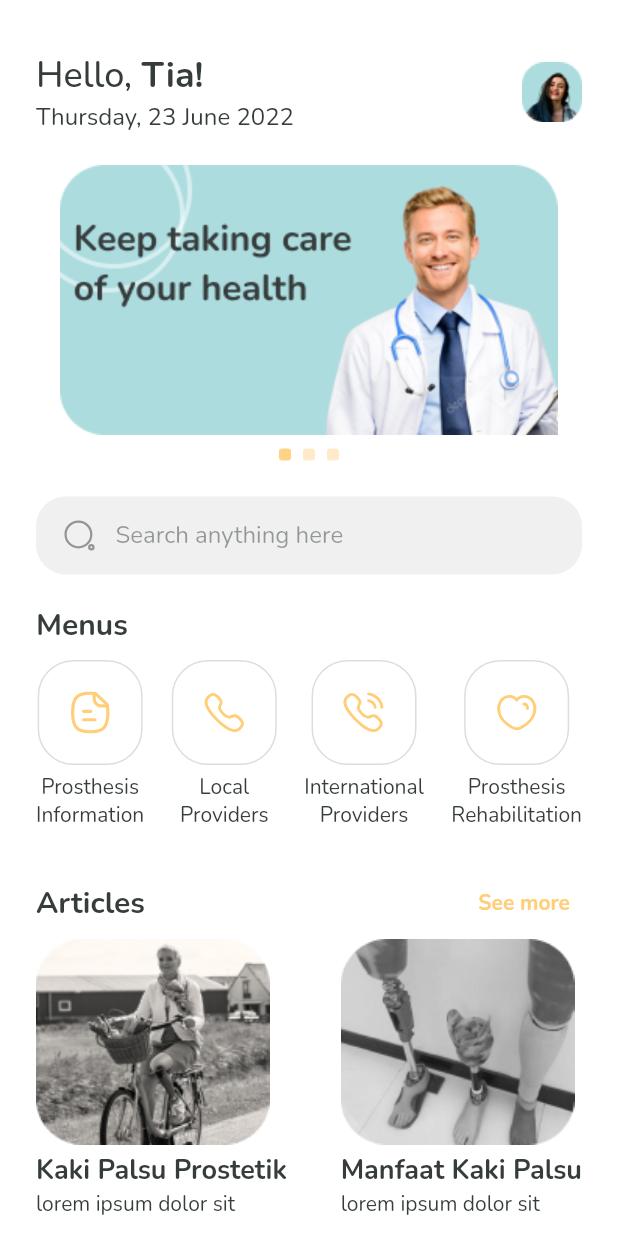
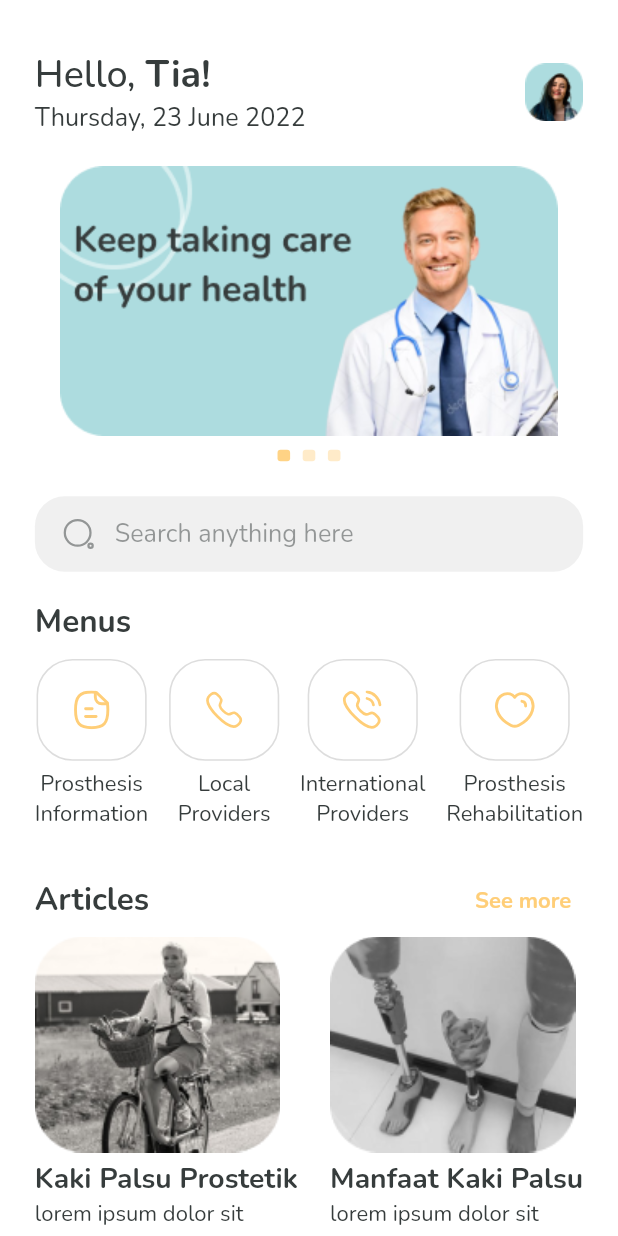
Before and after one commit to dimassap28/Prosthetic, a Flutter app: the screen it shows after launch, on a phone screen of 412 x 824 dp. Run offline on Flutter 3.47's test engine with Material 2 defaults, Android fonts, the phone set to English and light mode, and no system bars; drawn by our look-alikes of carousel_slider; our stand-ins replace flutter_svg, get, getwidget, google_fonts, sizer.

Commit message:
Ui adjusment responsive

```diff
--- a/lib/dashboard.dart
+++ b/lib/dashboard.dart
@@ -1,4 +1,5 @@
 import 'package:flutter/material.dart';
+import 'package:get/get.dart';
 import 'package:prosthesis/international_providers.dart';
 import 'package:prosthesis/local_providers.dart';
 import 'package:prosthesis/login.dart';
@@ -8,7 +9,6 @@ import 'package:prosthesis/theme.dart';
 import 'package:flutter_svg/flutter_svg.dart';
 import 'package:intl/intl.dart';
 import 'package:carousel_slider/carousel_slider.dart';
-// import 'package:sizer/sizer.dart';
 
 void main() {
   runApp(
@@ -31,19 +31,19 @@ class _DashboardState extends State<Dashboard> {
 
   List<Widget> slider = [
     SizedBox(
-      height: 200,
+      height: getHeight(200),
       child: Image.asset(
         "assets/icon/dashboard/slider.png",
       ),
     ),
     SizedBox(
-      height: 200,
+      height: getHeight(200),
       child: Image.asset(
         "assets/icon/dashboard/slider.png",
       ),
     ),
     SizedBox(
-      height: 200,
+      height: getHeight(200),
       child: Image.asset(
         "assets/icon/dashboard/slider.png",
       ),
@@ -65,20 +65,17 @@ class _DashboardState extends State<Dashboard> {
       children: [
         InkWell(
           onTap: () {
-            Navigator.pushReplacement(
-              context,
-              MaterialPageRoute(builder: (context) => widget),
-            );
+            Get.to(Builder(builder: (context) => widget));
           },
           child: Container(
             margin: const EdgeInsets.symmetric(vertical: 5),
             padding: const EdgeInsets.all(20),
-            width: 70,
-            height: 70,
+            width: getWidth(70),
+            height: getHeight(70),
             decoration: BoxDecoration(
               borderRadius: BorderRadius.circular(24),
               border: Border.all(
-                width: 1,
+                width: getWidth(1),
                 color: graycolor,
               ),
             ),
@@ -90,7 +87,8 @@ class _DashboardState extends State<Dashboard> {
         ),
         Text(
           menuTitle,
-          style: blacktTextStyle.copyWith(fontSize: 14, fontWeight: normal),
+          style: blacktTextStyle.copyWith(
+              fontSize: getWidth(14), fontWeight: normal),
           textAlign: TextAlign.center,
         ),
       ],
@@ -108,26 +106,26 @@ class _DashboardState extends State<Dashboard> {
         Center(
           child: Image.asset(
             image,
-            width: 156,
+            width: getWidth(156),
             fit: BoxFit.fitHeight,
           ),
         ),
-        const SizedBox(
-          height: 5,
+        SizedBox(
+          height: getHeight(5),
         ),
         Text(
           title,
           maxLines: 1,
           overflow: TextOverflow.ellipsis,
           style: blacktTextStyle.copyWith(
-            fontSize: 18,
+            fontSize: getWidth(18),
             fontWeight: bold,
           ),
         ),
         Text(
           subtitle,
           style: blacktTextStyle.copyWith(
-            fontSize: 14,
+            fontSize: getWidth(14),
             fontWeight: normal,
           ),
         ),
@@ -142,8 +140,8 @@ class _DashboardState extends State<Dashboard> {
       backgroundColor: whitecolor,
       body: SafeArea(
         child: Container(
-          margin: const EdgeInsets.only(top: 10),
-          padding: const EdgeInsets.all(24),
+          margin: EdgeInsets.only(top: getHeight(10)),
+          padding: EdgeInsets.all(getHeight(24)),
           child: Column(
             crossAxisAlignment: CrossAxisAlignment.start,
             children: [
@@ -157,14 +155,14 @@ class _DashboardState extends State<Dashboard> {
                           Text(
                             "Hello, ",
                             style: blacktTextStyle.copyWith(
-                              fontSize: 24,
+                              fontSize: getWidth(24),
                               fontWeight: medium,
                             ),
                           ),
                           Text(
                             "$name!",
                             style: blacktTextStyle.copyWith(
-                              fontSize: 24,
+                              fontSize: getWidth(24),
                               fontWeight: bold,
                             ),
                           ),
@@ -172,30 +170,25 @@ class _DashboardState extends State<Dashboard> {
                       ),
                       Text(
                         printDate,
-                        style: blacktTextStyle.copyWith(fontSize: 16),
+                        style: blacktTextStyle.copyWith(fontSize: getWidth(16)),
                       )
                     ],
                   ),
                   const Spacer(),
                   InkWell(
                     onTap: () {
-                      Navigator.pushReplacement(
-                        context,
-                        MaterialPageRoute(
-                          builder: (context) => const Login(),
-                        ),
-                      );
+                      Get.to(() => const Login());
                     },
                     child: Image.asset(
                       "assets/icon/dashboard/profile.png",
-                      height: 40,
+                      height: getHeight(40),
                       fit: BoxFit.cover,
                     ),
                   )
                 ],
               ),
-              const SizedBox(
-                height: 20,
+              SizedBox(
+                height: getHeight(20),
               ),
               CarouselSlider(
                 items: slider,
@@ -221,10 +214,10 @@ class _DashboardState extends State<Dashboard> {
                     return GestureDetector(
                       onTap: () => _controller.animateToPage(entry.key),
                       child: Container(
-                        width: 8,
-                        height: 8,
-                        margin: const EdgeInsets.symmetric(
-                            vertical: 8.0, horizontal: 4.0),
+                        width: getWidth(8),
+                        height: getHeight(8),
+                        margin: EdgeInsets.symmetric(
+                            vertical: getHeight(8), horizontal: getWidth(4)),
                         decoration: BoxDecoration(
                           shape: BoxShape.rectangle,
                           borderRadius: BorderRadius.circular(2),
@@ -239,12 +232,12 @@ class _DashboardState extends State<Dashboard> {
                   },
                 ).toList(),
               ),
-              const SizedBox(
-                height: 16,
+              SizedBox(
+                height: getHeight(16),
               ),
               Container(
-                padding: const EdgeInsets.symmetric(horizontal: 5),
-                height: 52,
+                padding: EdgeInsets.symmetric(horizontal: getWidth(5)),
+                height: getHeight(52),
                 decoration: BoxDecoration(
                   color: const Color(0xFFF0F0F0),
                   borderRadius: BorderRadius.circular(20),
@@ -252,12 +245,12 @@ class _DashboardState extends State<Dashboard> {
                 child: Center(
                   child: TextField(
                     maxLines: 1,
-                    style: blacktTextStyle.copyWith(fontSize: 16),
+                    style: blacktTextStyle.copyWith(fontSize: getWidth(16)),
                     textAlignVertical: TextAlignVertical.center,
                     decoration: InputDecoration(
                       filled: false,
                       prefixIcon: Padding(
-                        padding: const EdgeInsets.symmetric(vertical: 14),
+                        padding: EdgeInsets.symmetric(vertical: getHeight(14)),
                         child: SvgPicture.asset(
                           "assets/icon/dashboard/Search.svg",
                           color: const Color.fromRGBO(54, 60, 60, 0.5),
@@ -280,18 +273,18 @@ class _DashboardState extends State<Dashboard> {
                   ),
                 ),
               ),
-              const SizedBox(
-                height: 20,
+              SizedBox(
+                height: getHeight(20),
               ),
               Text(
                 "Menus",
                 style: blacktTextStyle.copyWith(
-                  fontSize: 20,
+                  fontSize: getWidth(20),
                   fontWeight: bold,
                 ),
               ),
               Container(
-                margin: const EdgeInsets.symmetric(vertical: 5),
+                margin: EdgeInsets.symmetric(vertical: getHeight(5)),
                 child: Row(
                   children: [
                     menus(
@@ -303,13 +296,13 @@ class _DashboardState extends State<Dashboard> {
                     menus(
                       image: "assets/icon/dashboard/Call.svg",
                       menuTitle: "Local\nProviders",
-                      widget: const localProviders(),
+                      widget: const LocalProviders(),
                     ),
                     const Spacer(),
                     menus(
                       image: "assets/icon/dashboard/Calling.svg",
                       menuTitle: "International\nProviders",
-                      widget: const interProviders(),
+                      widget: const InterProviders(),
                     ),
                     const Spacer(),
                     menus(
@@ -320,15 +313,15 @@ class _DashboardState extends State<Dashboard> {
                   ],
                 ),
               ),
-              const SizedBox(
-                height: 20,
+              SizedBox(
+                height: getHeight(20),
               ),
               Row(
                 children: [
                   Text(
                     "Articles",
                     style: blacktTextStyle.copyWith(
-                      fontSize: 20,
+                      fontSize: getWidth(20),
                       fontWeight: bold,
                     ),
                   ),
@@ -338,7 +331,7 @@ class _DashboardState extends State<Dashboard> {
                     child: Text(
                       "See more",
                       style: orangetTextStyle.copyWith(
-                        fontSize: 14,
+                        fontSize: getWidth(14),
                         fontWeight: bold,
                       ),
                     ),
--- a/lib/main.dart
+++ b/lib/main.dart
@@ -1,7 +1,6 @@
 import 'package:flutter/material.dart';
+import 'package:get/get.dart';
 import 'package:prosthesis/dashboard.dart';
-import 'package:sizer/sizer.dart';
-// import 'package:google_fonts/google_fonts.dart';
 
 void main() {
   runApp(const MyApp());
@@ -12,11 +11,10 @@ class MyApp extends StatelessWidget {
 
   @override
   Widget build(BuildContext context) {
-    return Sizer(builder: (context, orientation, deviceType) {
-      return const MaterialApp(
-        debugShowCheckedModeBanner: false,
-        home: Dashboard(),
-      );
-    });
+    return GetMaterialApp(
+      debugShowCheckedModeBanner: false,
+      theme: ThemeData(fontFamily: 'Nunito'),
+      home: const Dashboard(),
+    );
   }
 }
--- a/lib/theme.dart
+++ b/lib/theme.dart
@@ -1,4 +1,5 @@
 import 'package:flutter/material.dart';
+import 'package:get/get.dart';
 import 'package:google_fonts/google_fonts.dart';
 
 // Colors
@@ -29,3 +30,13 @@ FontWeight semibold = FontWeight.w600;
 FontWeight bold = FontWeight.w700;
 FontWeight extrabold = FontWeight.w800;
 FontWeight black = FontWeight.w900;
+
+//Responsive
+
+double getWidth(double size) {
+  return Get.width / 392.72727272727275 * size;
+}
+
+double getHeight(double size) {
+  return Get.height / 850.9090909090909 * size;
+}
```
Also changed, not shown: lib/international_providers.dart (+46 -70 lines), lib/local_providers.dart (+46 -70 lines), lib/login.dart (+38 -50 lines), lib/register.dart (+40 -41 lines), lib/rehabilitation.dart (+16 -21 lines), pubspec.yaml (+16 -0 lines), pubspec.lock.
